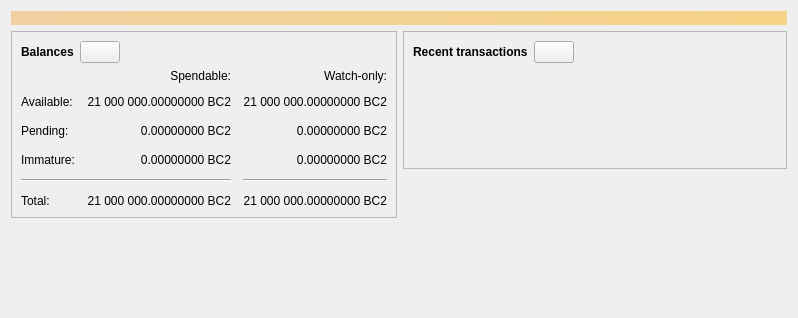
trumpsperm/trumpsperm, file src/qt/forms/overviewpage.ui: the form before one commit.
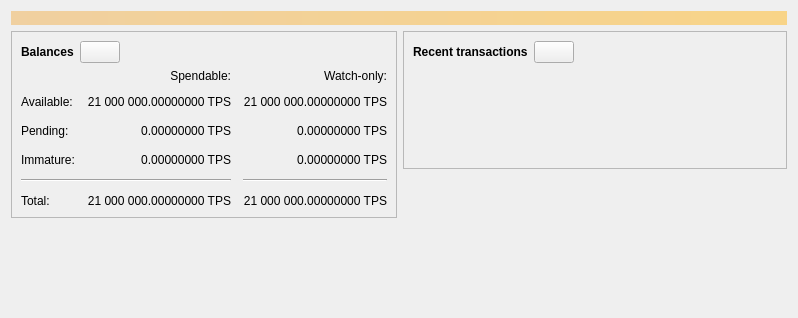
The form after the commit. Icons and pictures are not drawn. Custom widgets are drawn as their Qt base class.

```diff
--- a/src/qt/forms/overviewpage.ui
+++ b/src/qt/forms/overviewpage.ui
@@ -120,7 +120,7 @@
                <string>Unconfirmed transactions to watch-only addresses</string>
               </property>
               <property name="text">
-               <string notr="true">0.00000000 BC2</string>
+               <string notr="true">0.00000000 TPS</string>
               </property>
               <property name="alignment">
                <set>Qt::AlignRight|Qt::AlignTrailing|Qt::AlignVCenter</set>
@@ -139,7 +139,7 @@
                <string>Total of transactions that have yet to be confirmed, and do not yet count toward the spendable balance</string>
               </property>
               <property name="text">
-               <string notr="true">0.00000000 BC2</string>
+               <string notr="true">0.00000000 TPS</string>
               </property>
               <property name="alignment">
                <set>Qt::AlignRight|Qt::AlignTrailing|Qt::AlignVCenter</set>
@@ -158,7 +158,7 @@
                <string>Mined balance in watch-only addresses that has not yet matured</string>
               </property>
               <property name="text">
-               <string notr="true">0.00000000 BC2</string>
+               <string notr="true">0.00000000 TPS</string>
               </property>
               <property name="alignment">
                <set>Qt::AlignRight|Qt::AlignTrailing|Qt::AlignVCenter</set>
@@ -210,7 +210,7 @@
                <string>Mined balance that has not yet matured</string>
               </property>
               <property name="text">
-               <string notr="true">0.00000000 BC2</string>
+               <string notr="true">0.00000000 TPS</string>
               </property>
               <property name="alignment">
                <set>Qt::AlignRight|Qt::AlignTrailing|Qt::AlignVCenter</set>
@@ -249,7 +249,7 @@
                <string>Your current total balance</string>
               </property>
               <property name="text">
-               <string notr="true">21 000 000.00000000 BC2</string>
+               <string notr="true">21 000 000.00000000 TPS</string>
               </property>
               <property name="alignment">
                <set>Qt::AlignRight|Qt::AlignTrailing|Qt::AlignVCenter</set>
@@ -268,7 +268,7 @@
                <string>Current total balance in watch-only addresses</string>
               </property>
               <property name="text">
-               <string notr="true">21 000 000.00000000 BC2</string>
+               <string notr="true">21 000 000.00000000 TPS</string>
               </property>
               <property name="alignment">
                <set>Qt::AlignRight|Qt::AlignTrailing|Qt::AlignVCenter</set>
@@ -304,7 +304,7 @@
                <string>Your current spendable balance</string>
               </property>
               <property name="text">
-               <string notr="true">21 000 000.00000000 BC2</string>
+               <string notr="true">21 000 000.00000000 TPS</string>
               </property>
               <property name="alignment">
                <set>Qt::AlignRight|Qt::AlignTrailing|Qt::AlignVCenter</set>
@@ -323,7 +323,7 @@
                <string>Your current balance in watch-only addresses</string>
               </property>
               <property name="text">
-               <string notr="true">21 000 000.00000000 BC2</string>
+               <string notr="true">21 000 000.00000000 TPS</string>
               </property>
               <property name="alignment">
                <set>Qt::AlignRight|Qt::AlignTrailing|Qt::AlignVCenter</set>
```
Left out of the diff: 8 changed lines with no effect on the pictures.
